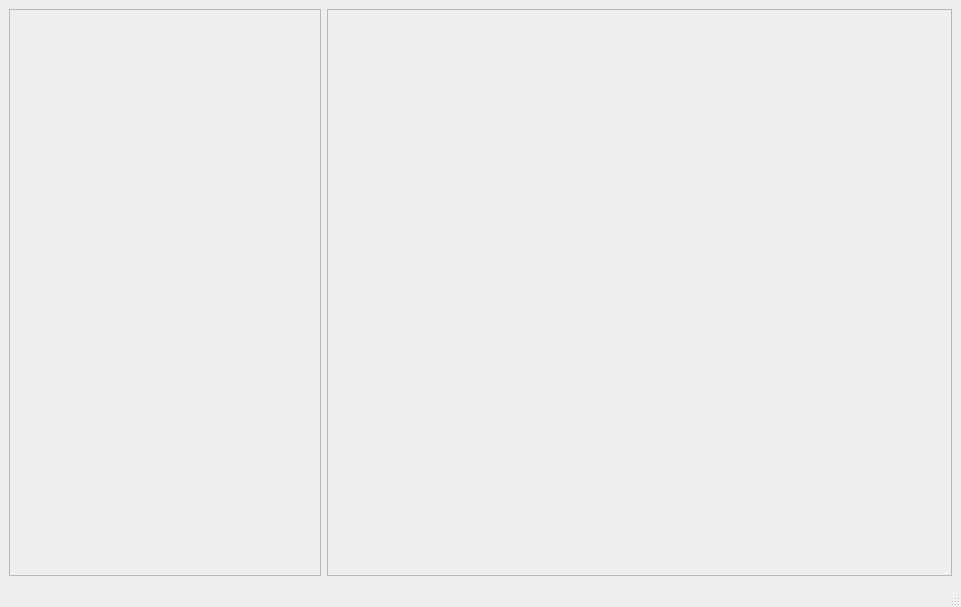
First picture: the form in layoutSample.ui, repository finnigen/ocel-prototype, before the edit.
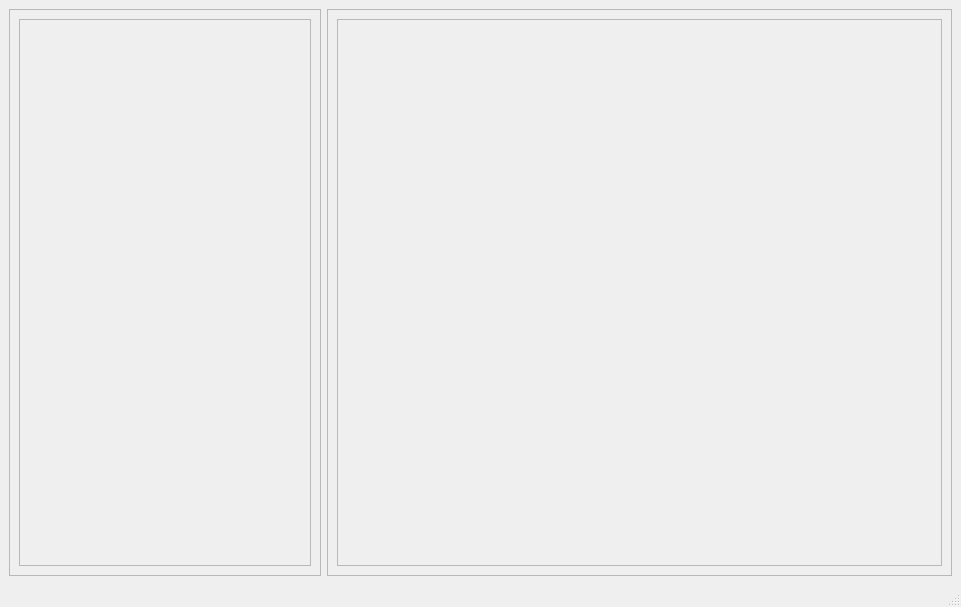
Second picture: the form after the edit.

Commit message: improved grid layout again

```diff
--- a/layoutSample.ui
+++ b/layoutSample.ui
@@ -29,7 +29,18 @@
       <property name="frameShadow">
        <enum>QFrame::Raised</enum>
       </property>
-      <layout class="QGridLayout" name="gridLayout_4"/>
+      <layout class="QGridLayout" name="gridLayout_4">
+       <item row="0" column="0">
+        <widget class="QFrame" name="frame">
+         <property name="frameShape">
+          <enum>QFrame::StyledPanel</enum>
+         </property>
+         <property name="frameShadow">
+          <enum>QFrame::Raised</enum>
+         </property>
+        </widget>
+       </item>
+      </layout>
      </widget>
     </item>
     <item row="0" column="0">
@@ -46,7 +57,31 @@
       <property name="frameShadow">
        <enum>QFrame::Raised</enum>
       </property>
-      <layout class="QGridLayout" name="gridLayout_3"/>
+      <layout class="QGridLayout" name="gridLayout_3">
+       <item row="0" column="0">
+        <widget class="QScrollArea" name="scrollArea">
+         <property name="sizePolicy">
+          <sizepolicy hsizetype="Preferred" vsizetype="Preferred">
+           <horstretch>0</horstretch>
+           <verstretch>0</verstretch>
+          </sizepolicy>
+         </property>
+         <property name="widgetResizable">
+          <bool>true</bool>
+         </property>
+         <widget class="QWidget" name="scrollAreaWidgetContents">
+          <property name="geometry">
+           <rect>
+            <x>0</x>
+            <y>0</y>
+            <width>290</width>
+            <height>523</height>
+           </rect>
+          </property>
+         </widget>
+        </widget>
+       </item>
+      </layout>
      </widget>
     </item>
    </layout>
```
The commit also changes 3 other files.
